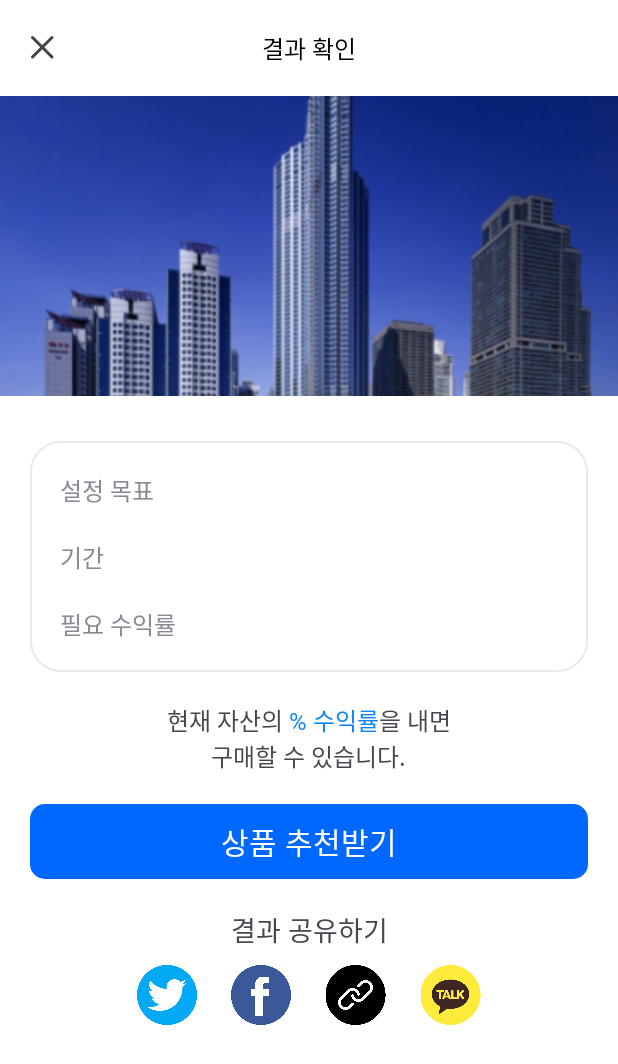
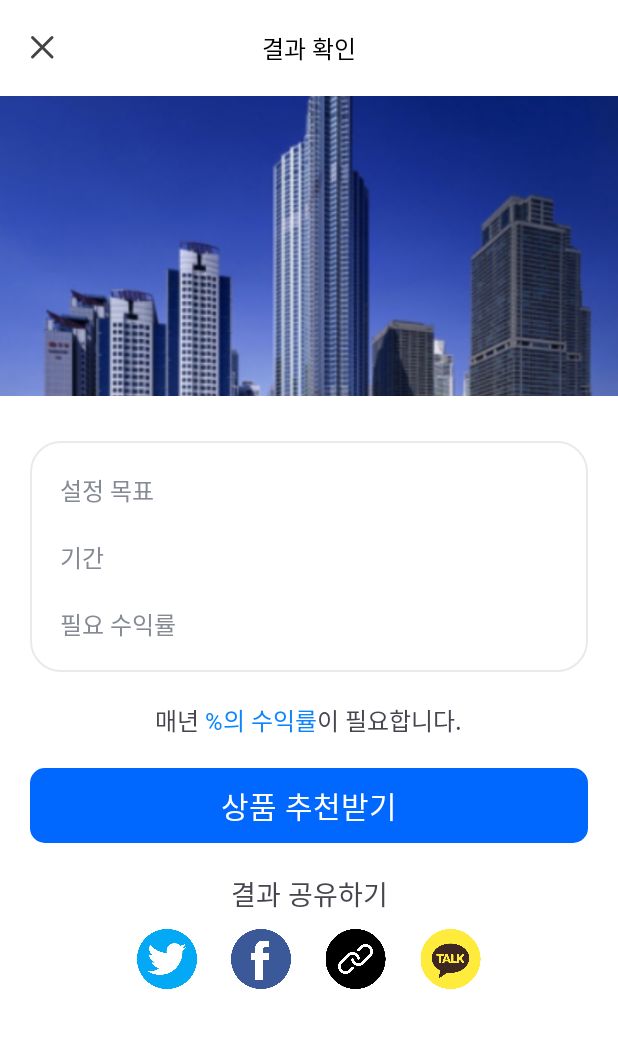
Before and after one commit to 23-Samsung-Securities/FE, an Android app: the fragment ResultFragment shown on its own in the app's theme, on a phone screen of 412 x 824 dp. Shown: the top 1064 px of the screen. Run offline under Robolectric (Android 15) with nearby library versions, the phone set to English and light mode, and no system bars; 5 statements that could not run were skipped.

Commit message:
[Fix] :bug: QA 텍스트 수정

```diff
--- a/app/src/main/java/com/samsung/monimo/UI/result/ResultFragment.kt
+++ b/app/src/main/java/com/samsung/monimo/UI/result/ResultFragment.kt
@@ -41,13 +41,13 @@ class ResultFragment : Fragment() {
                 binding.textViewSettingBuildingValue.text = it.toString()
             }
             period.observe(mainActivity) {
-                binding.textViewSettingPeriodValue.text = it.toString()
+                binding.textViewSettingPeriodValue.text = it.toString() + "년"
             }
             roi.observe(mainActivity) {
                 binding.run {
                     MyApplication.roi = it.toString()
-                    textViewRequiredEarningValue.text = it.toString()
-                    textViewRoi.text = it.toString() + "% 수익률"
+                    textViewRequiredEarningValue.text = it.toString() + "%"
+                    textViewRoi.text = it.toString() + "%의 수익률"
                 }
             }
         }
--- a/app/src/main/res/layout/fragment_result.xml
+++ b/app/src/main/res/layout/fragment_result.xml
@@ -142,7 +142,7 @@
                 android:layout_width="wrap_content"
                 android:layout_height="wrap_content"
                 android:fontFamily="@font/pretendard_semi_bold"
-                android:text="현재 자산의 "
+                android:text="매년 "
                 android:textSize="16sp" />
 
             <TextView
@@ -150,7 +150,7 @@
                 android:layout_width="wrap_content"
                 android:layout_height="wrap_content"
                 android:fontFamily="@font/pretendard_semi_bold"
-                android:text="% 수익률"
+                android:text="%의 수익률"
                 android:textColor="@color/main_text_color"
                 android:textSize="16sp" />
 
@@ -159,20 +159,10 @@
                 android:layout_width="wrap_content"
                 android:layout_height="wrap_content"
                 android:fontFamily="@font/pretendard_semi_bold"
-                android:text="을 내면"
+                android:text="이 필요합니다."
                 android:textSize="16sp" />
 
         </LinearLayout>
-
-        <TextView
-            android:id="@+id/textView6"
-            android:layout_width="wrap_content"
-            android:layout_height="wrap_content"
-            android:layout_weight="1"
-            android:layout_gravity="center"
-            android:fontFamily="@font/pretendard_semi_bold"
-            android:text="구매할 수 있습니다."
-            android:textSize="16sp" />
 
     </LinearLayout>
 
```
